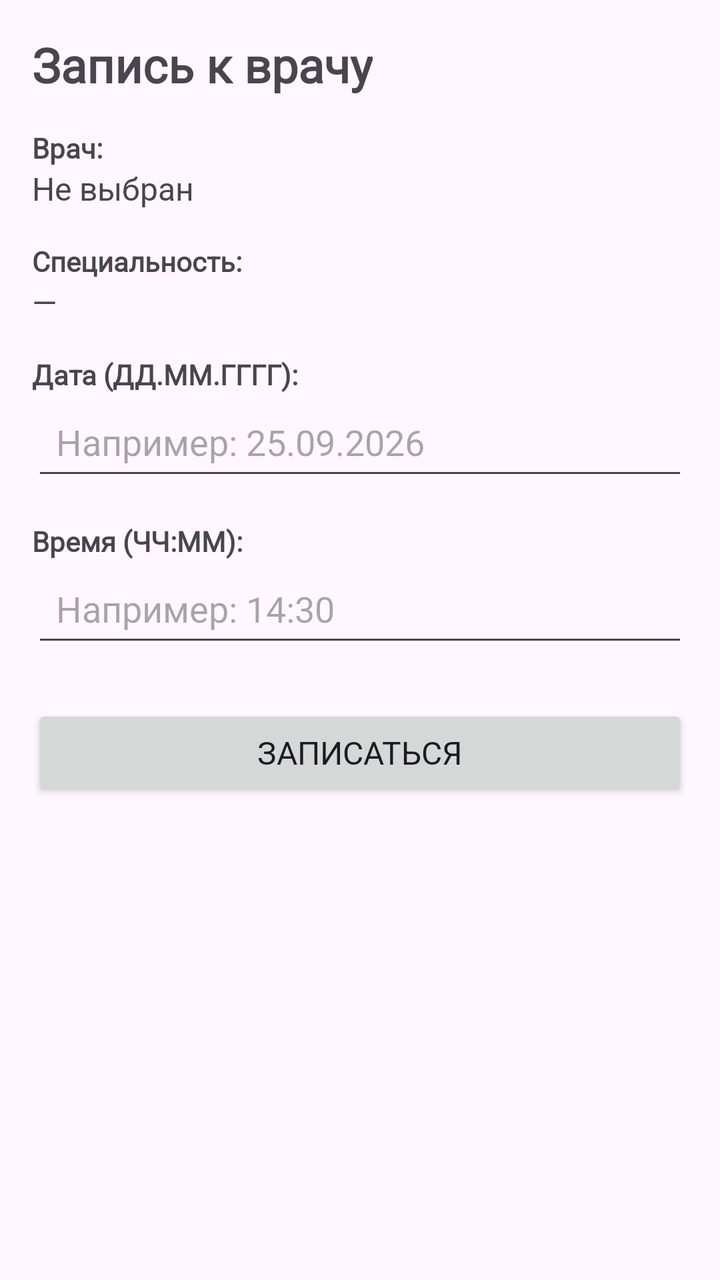
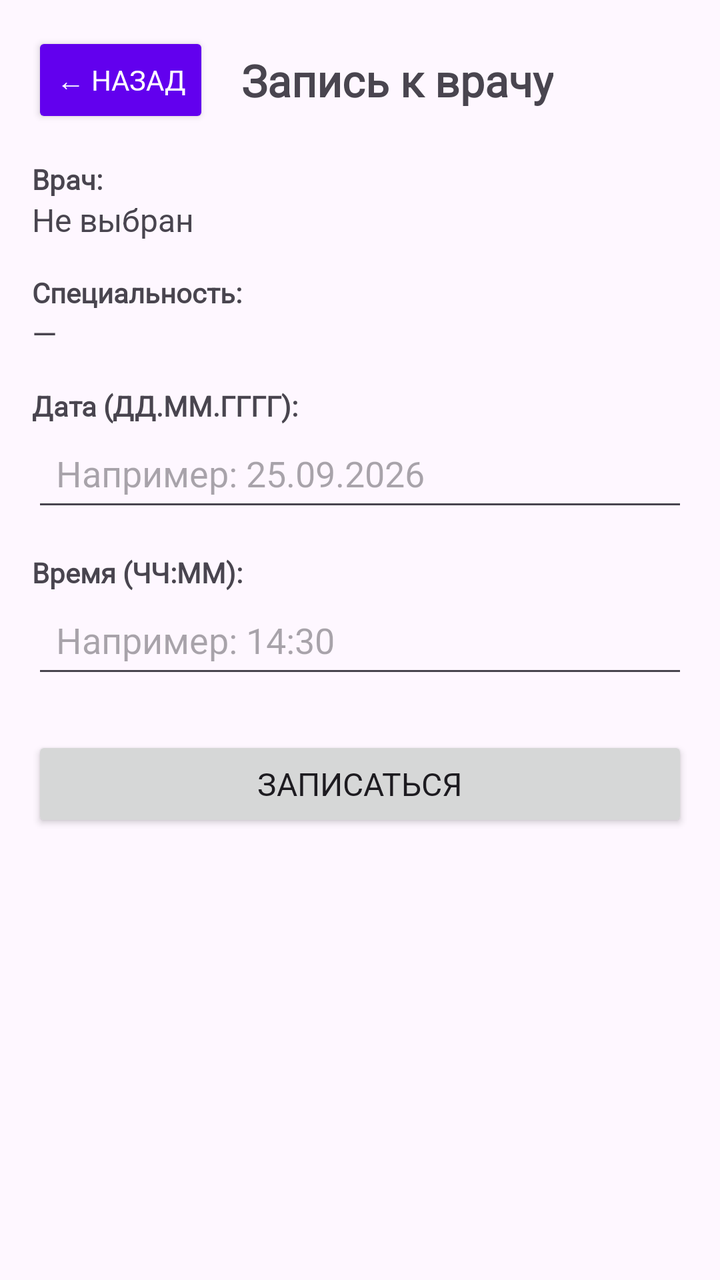

Screens rendered from an Android XML layout before and after an edit, with the pre-edit source and the edit as a unified diff.
<!-- AndroidManifest.xml: application theme Theme.DoctorAppointment -->
<!-- res/layout/fragment_appointment.xml -->
<?xml version="1.0" encoding="utf-8"?>
<ScrollView xmlns:android="http://schemas.android.com/apk/res/android"
    android:layout_width="match_parent"
    android:layout_height="match_parent">

    <LinearLayout
        android:layout_width="match_parent"
        android:layout_height="wrap_content"
        android:orientation="vertical"
        android:padding="16dp">

        <TextView
            android:layout_width="wrap_content"
            android:layout_height="wrap_content"
            android:text="Запись к врачу"
            android:textSize="24sp"
            android:textStyle="bold"
            android:layout_marginBottom="16dp"/>

        <TextView
            android:layout_width="wrap_content"
            android:layout_height="wrap_content"
            android:text="Врач:"
            android:textStyle="bold"/>

        <TextView
            android:id="@+id/tvDoctorName"
            android:layout_width="match_parent"
            android:layout_height="wrap_content"
            android:text="Не выбран"
            android:textSize="16sp"
            android:layout_marginBottom="16dp"/>

        <TextView
            android:layout_width="wrap_content"
            android:layout_height="wrap_content"
            android:text="Специальность:"
            android:textStyle="bold"/>

        <TextView
            android:id="@+id/tvSpecialty"
            android:layout_width="match_parent"
            android:layout_height="wrap_content"
            android:text="—"
            android:textSize="16sp"
            android:layout_marginBottom="16dp"/>

        <TextView
            android:layout_width="wrap_content"
            android:layout_height="wrap_content"
            android:text="Дата (ДД.ММ.ГГГГ):"
            android:textStyle="bold"/>

        <EditText
            android:id="@+id/etDate"
            android:layout_width="match_parent"
            android:layout_height="wrap_content"
            android:hint="Например: 25.09.2026"
            android:inputType="date"
            android:padding="12dp"
            android:layout_marginBottom="16dp"/>

        <TextView
            android:layout_width="wrap_content"
            android:layout_height="wrap_content"
            android:text="Время (ЧЧ:ММ):"
            android:textStyle="bold"/>

        <EditText
            android:id="@+id/etTime"
            android:layout_width="match_parent"
            android:layout_height="wrap_content"
            android:hint="Например: 14:30"
            android:inputType="time"
            android:padding="12dp"
            android:layout_marginBottom="24dp"/>

        <Button
            android:id="@+id/btnSave"
            android:layout_width="match_parent"
            android:layout_height="wrap_content"
            android:text="Записаться"
            android:textSize="16sp"/>

        <ProgressBar
            android:id="@+id/progressBar"
            android:layout_width="wrap_content"
            android:layout_height="wrap_content"
            android:layout_gravity="center"
            android:visibility="gone"
            android:layout_marginTop="16dp"/>

    </LinearLayout>
</ScrollView>
<!-- resources referenced by this layout -->
<resources>
  <style name="Theme.DoctorAppointment" parent="Base.Theme.DoctorAppointment" />
  <style name="Base.Theme.DoctorAppointment" parent="Theme.Material3.DayNight.NoActionBar">
          
          <item name="android:fontFamily">@font/custom_font</item>
      </style>
</resources>

<!-- the commit's change to res/layout/fragment_appointment.xml (unified diff, before → after) -->
@@ -9,19 +9,38 @@
         android:orientation="vertical"
         android:padding="16dp">
 
-        <TextView
-            android:layout_width="wrap_content"
+        
+        <LinearLayout
+            android:layout_width="match_parent"
             android:layout_height="wrap_content"
-            android:text="Запись к врачу"
-            android:textSize="24sp"
-            android:textStyle="bold"
-            android:layout_marginBottom="16dp"/>
+            android:orientation="horizontal"
+            android:gravity="center_vertical"
+            android:layout_marginBottom="16dp">
+
+            <Button
+                android:id="@+id/btnBack"
+                android:layout_width="wrap_content"
+                android:layout_height="wrap_content"
+                android:text="← Назад"
+                android:backgroundTint="#FF6200EE"
+                android:textColor="#FFFFFF"
+                android:textSize="14sp" />
+
+            <TextView
+                android:layout_width="wrap_content"
+                android:layout_height="wrap_content"
+                android:layout_marginStart="16dp"
+                android:text="Запись к врачу"
+                android:textSize="22sp"
+                android:textStyle="bold" />
+
+        </LinearLayout>
 
         <TextView
             android:layout_width="wrap_content"
             android:layout_height="wrap_content"
             android:text="Врач:"
-            android:textStyle="bold"/>
+            android:textStyle="bold" />
 
         <TextView
             android:id="@+id/tvDoctorName"
@@ -29,13 +48,13 @@
             android:layout_height="wrap_content"
             android:text="Не выбран"
             android:textSize="16sp"
-            android:layout_marginBottom="16dp"/>
+            android:layout_marginBottom="16dp" />
 
         <TextView
             android:layout_width="wrap_content"
             android:layout_height="wrap_content"
             android:text="Специальность:"
-            android:textStyle="bold"/>
+            android:textStyle="bold" />
 
         <TextView
             android:id="@+id/tvSpecialty"
@@ -43,13 +62,13 @@
             android:layout_height="wrap_content"
             android:text="—"
             android:textSize="16sp"
-            android:layout_marginBottom="16dp"/>
+            android:layout_marginBottom="16dp" />
 
         <TextView
             android:layout_width="wrap_content"
             android:layout_height="wrap_content"
             android:text="Дата (ДД.ММ.ГГГГ):"
-            android:textStyle="bold"/>
+            android:textStyle="bold" />
 
         <EditText
             android:id="@+id/etDate"
@@ -58,13 +77,13 @@
             android:hint="Например: 25.09.2026"
             android:inputType="date"
             android:padding="12dp"
-            android:layout_marginBottom="16dp"/>
+            android:layout_marginBottom="16dp" />
 
         <TextView
             android:layout_width="wrap_content"
             android:layout_height="wrap_content"
             android:text="Время (ЧЧ:ММ):"
-            android:textStyle="bold"/>
+            android:textStyle="bold" />
 
         <EditText
             android:id="@+id/etTime"
@@ -73,14 +92,14 @@
             android:hint="Например: 14:30"
             android:inputType="time"
             android:padding="12dp"
-            android:layout_marginBottom="24dp"/>
+            android:layout_marginBottom="24dp" />
 
         <Button
             android:id="@+id/btnSave"
             android:layout_width="match_parent"
             android:layout_height="wrap_content"
             android:text="Записаться"
-            android:textSize="16sp"/>
+            android:textSize="16sp" />
 
         <ProgressBar
             android:id="@+id/progressBar"
@@ -88,7 +107,7 @@
             android:layout_height="wrap_content"
             android:layout_gravity="center"
             android:visibility="gone"
-            android:layout_marginTop="16dp"/>
+            android:layout_marginTop="16dp" />
 
     </LinearLayout>
 </ScrollView>
